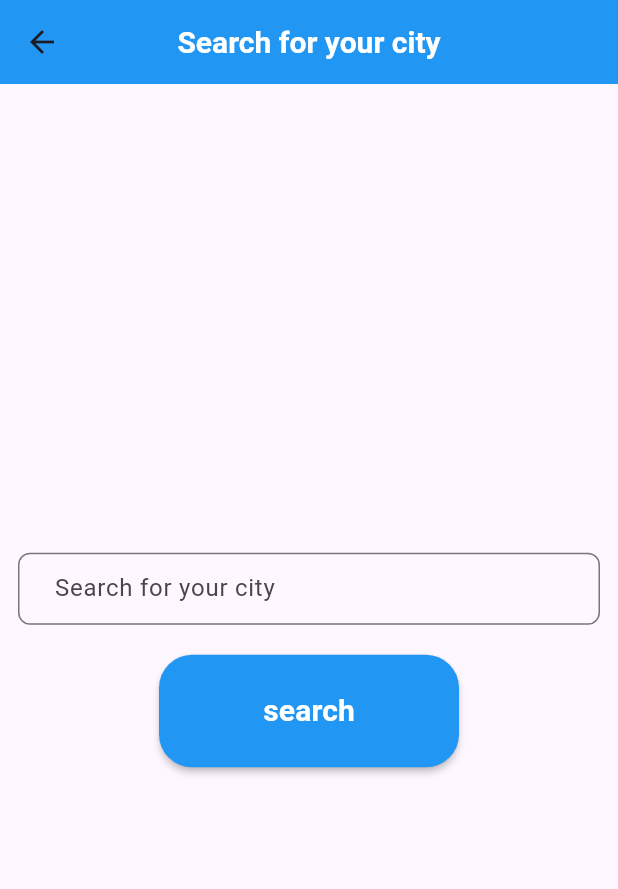
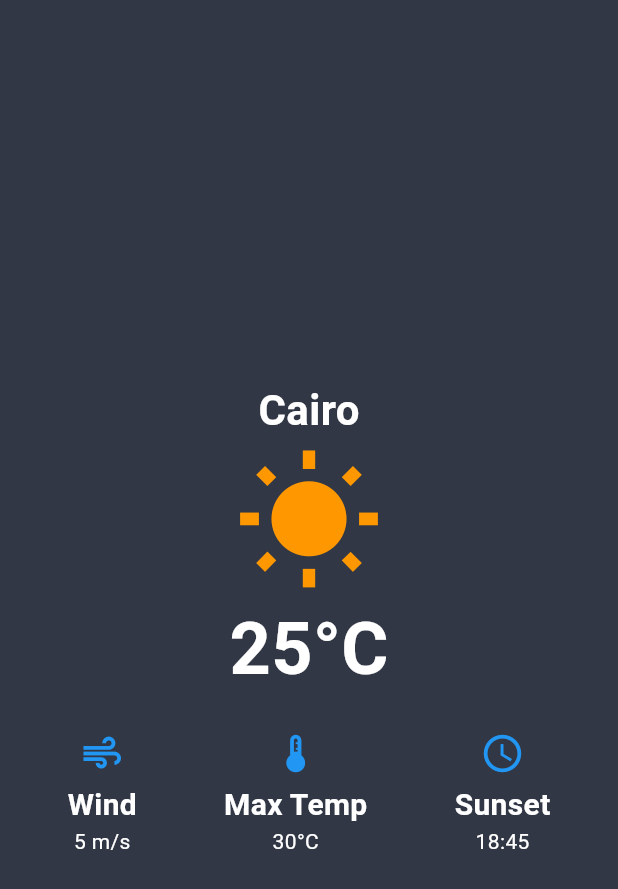
Before and after one commit to elshaarawy7/wather-app, a Flutter app: the SearchCity screen opened directly, after a tap on "search", on a phone screen of 412 x 824 dp. Shown: the top 889 px of the screen. Run offline on Flutter 3.47's test engine with Material 3 defaults, Android fonts, the phone set to English and light mode, and no system bars; our stand-ins replace dio.

Commit message:
edite to textField

```diff
--- a/analysis_options.yaml
+++ b/analysis_options.yaml
@@ -7,6 +7,9 @@
 
 # The following line activates a set of recommended lints for Flutter apps,
 # packages, and plugins designed to encourage good coding practices.
+analyzer:
+  errors:
+    non_constant_identifier_names: ignore
 include: package:flutter_lints/flutter.yaml
 
 linter:
--- a/lib/main.dart
+++ b/lib/main.dart
@@ -12,6 +12,7 @@ class WatherApp extends StatelessWidget {
   @override
   Widget build(BuildContext context) {
     return MaterialApp(
+   //  theme: ThemeData.dark(),
      home: SingIn(),
     );
   }
--- a/lib/pages/search_city.dart
+++ b/lib/pages/search_city.dart
@@ -1,5 +1,10 @@
+import 'dart:math';
+
+import 'package:dio/dio.dart';
 import 'package:flutter/material.dart';
-import 'package:wather_app/widgets/text_field.dart';
+import 'package:wather_app/model/wather_Modal.dart';
+import 'package:wather_app/pages/wather_page_ui.dart';
+import 'package:wather_app/services/wather_Servcies.dart';
 
 class SearchCity extends StatelessWidget {
   const SearchCity({super.key});
@@ -7,6 +12,7 @@ class SearchCity extends StatelessWidget {
   @override
   Widget build(BuildContext context) {
     return Scaffold(
+      backgroundColor: Colors.white,
       appBar: AppBar(
         backgroundColor: Colors.blue,
         title: const Text("Search for your city" , style: TextStyle(
@@ -23,15 +29,27 @@ class SearchCity extends StatelessWidget {
           child: Column(
             mainAxisAlignment: MainAxisAlignment.center,
             children: [
-             const Text_From_Fiel(
-                obscureText: false,
-                hintext:" Search for your city " ,
+              TextField(
+                onSubmitted: (value) async {
+                  WatherModal watherModal = await
+                  WatherServcies(Dio()).getCurrntWather(CityName: value);
+                  log(WatherModal.cityName);
+                },
+                decoration:const InputDecoration(
+                  hintText:" search for your city " ,
+                  border: OutlineInputBorder(),
                 ),
+
+              ),
 
               const  SizedBox(height: 20,),
 
                  MaterialButton(
-                  onPressed: (){},
+                  onPressed: (){
+                    Navigator.push(context, MaterialPageRoute(builder: (context){
+                      return WeatherAppUI();
+                    }));
+                  },
                   height: 75,
                   minWidth: 200 ,
                   color: Colors.blue,
--- /dev/null
+++ b/lib/pages/wather_page_ui.dart
@@ -0,0 +1,42 @@
+import 'package:flutter/material.dart';
+import 'package:wather_app/widgets/wather_service_card.dart';
+import 'package:wather_app/widgets/wather_card.dart';
+
+class WeatherAppUI extends StatelessWidget {
+  const WeatherAppUI({super.key});
+
+  @override
+  Widget build(BuildContext context) {
+    return Scaffold(
+      backgroundColor: const Color(0xFF313745),
+      body: Padding(
+          padding: const EdgeInsets.all(16.0),
+          child: Column(
+              mainAxisAlignment: MainAxisAlignment.center,
+              crossAxisAlignment: CrossAxisAlignment.center,
+              children: [
+                cardWatherServices(
+                  CityName: 'Cairo',
+                  icon: Icons.wb_sunny,
+                  temperature: '25°C',
+                ),
+                const SizedBox(height: 20),
+                const Row(
+                  mainAxisAlignment: MainAxisAlignment.spaceAround,
+                  children: [
+                    WeatherInfoCard(
+                        icon: Icons.air, label: 'Wind', value: '5 m/s'),
+                    WeatherInfoCard(
+                        icon: Icons.thermostat,
+                        label: 'Max Temp',
+                        value: '30°C'),
+                    WeatherInfoCard(
+                        icon: Icons.access_time,
+                        label: 'Sunset',
+                        value: '18:45'),
+                  ],
+                )
+              ])),
+    );
+  }
+}
--- /dev/null
+++ b/lib/widgets/wather_card.dart
@@ -0,0 +1,36 @@
+import 'package:flutter/material.dart';
+
+class WeatherInfoCard extends StatelessWidget {
+
+  final IconData icon;
+  final String label;
+  final String value;
+
+
+  const WeatherInfoCard({
+    super.key,
+    required this.icon,
+    required this.label,
+    required this.value,
+  });
+
+  @override
+  Widget build(BuildContext context) {
+    return Column(
+      children: [
+        Icon(icon , size:30 , color: Colors.blue, ) ,
+
+      const  SizedBox(height: 5,) ,
+
+      Text(label , style:const TextStyle(
+        color: Colors.white ,
+        fontSize: 20 ,
+        fontWeight: FontWeight.bold ,
+      ),),
+
+      Text(value , style: const TextStyle(color: Colors.white),)
+      ],
+    );
+  }
+
+}
--- /dev/null
+++ b/lib/widgets/wather_service_card.dart
@@ -0,0 +1,32 @@
+import 'package:flutter/material.dart';
+
+class cardWatherServices extends StatelessWidget {
+   final String CityName ;
+   final IconData icon ;
+   final String temperature ;
+
+  cardWatherServices({required this.CityName, required this.icon, required this.temperature});
+
+   @override
+  Widget build(BuildContext context) {
+    return Column(
+      children: [
+        Text(CityName , style: const TextStyle(
+          color: Colors.white ,
+          fontSize:28 ,
+          fontWeight: FontWeight.bold ,
+        ),),
+
+      const  SizedBox(height: 5,) ,
+
+      Icon(icon  , size:100 , color: Colors.orange, ) ,
+
+      Text(temperature , style: const TextStyle(
+        color: Colors.white ,
+        fontSize: 48 ,
+        fontWeight: FontWeight.bold
+        ),)
+      ],
+    );
+  }
+}
--- a/pubspec.yaml
+++ b/pubspec.yaml
@@ -35,6 +35,8 @@ dependencies:
   # The following adds the Cupertino Icons font to your application.
   # Use with the CupertinoIcons class for iOS style icons.
   cupertino_icons: ^1.0.8
+  http: ^1.3.0
+  dio: ^5.8.0+1
 
 dev_dependencies:
   flutter_test:
```
Also changed, not shown: lib/model/wather_Modal.dart (added, +29 -0 lines), lib/pages/wather_page.dart (deleted, +0 -10 lines), lib/services/wather_Servcies.dart (added, +33 -0 lines), pubspec.lock.
